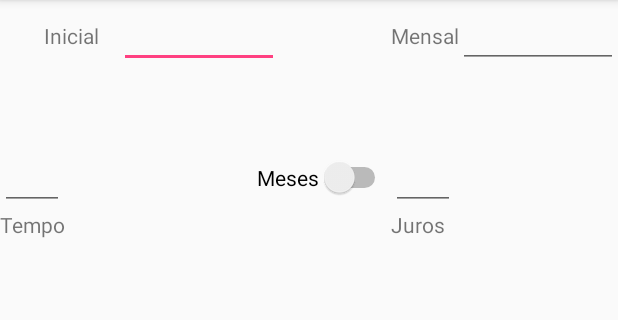
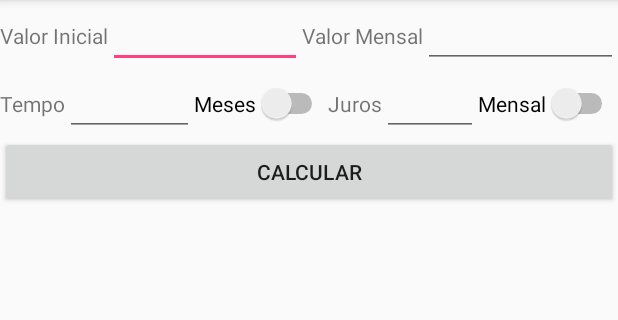
Before and after one commit to gleidsonpr/calculadorajuroscompostos, an Android app: the screen it shows after launch (MainActivity), on a phone screen of 412 x 824 dp, the part 84-404 px from its top. Run offline under Robolectric (Android 15) with nearby library versions, the phone set to English and light mode, and no system bars.

Commit message:
ajustes no layout

```diff
--- a/app/src/main/res/layout/activity_main.xml
+++ b/app/src/main/res/layout/activity_main.xml
@@ -1,122 +1,125 @@
 <?xml version="1.0" encoding="utf-8"?>
-<RelativeLayout xmlns:android="http://schemas.android.com/apk/res/android"
+<LinearLayout xmlns:android="http://schemas.android.com/apk/res/android"
     xmlns:app="http://schemas.android.com/apk/res-auto"
     xmlns:tools="http://schemas.android.com/tools"
     android:layout_width="match_parent"
     android:layout_height="match_parent"
+    android:orientation="vertical"
     tools:context="br.com.viana.gleidson.calculadorajuroscompostos.MainActivity">
+
+    <LinearLayout
+        android:layout_width="match_parent"
+        android:layout_height="wrap_content"
+        android:orientation="horizontal">
 
         <TextView
             android:id="@+id/tvInicial"
             android:layout_width="wrap_content"
             android:layout_height="wrap_content"
-        android:layout_marginLeft="29dp"
-        android:layout_marginStart="29dp"
-        android:text="Inicial"
-        android:layout_alignBaseline="@+id/etInicial"
-        android:layout_alignBottom="@+id/etInicial"
-        android:layout_alignParentLeft="true"
-        android:layout_alignParentStart="true" />
+            android:layout_weight="0"
+            android:text="Valor Inicial" />
 
         <EditText
             android:id="@+id/etInicial"
             android:layout_width="wrap_content"
             android:layout_height="wrap_content"
+            android:layout_weight="1"
             android:ems="5"
-        android:inputType="numberDecimal"
-        android:layout_alignParentTop="true"
-        android:layout_toRightOf="@+id/tvInicial"
-        android:layout_toEndOf="@+id/tvInicial"
-        android:layout_marginLeft="13dp"
-        android:layout_marginStart="13dp" />
+            android:inputType="numberDecimal" />
+
+        <TextView
+            android:id="@+id/tvMensal"
+            android:layout_width="wrap_content"
+            android:layout_height="wrap_content"
+            android:layout_weight="0"
+            android:text="Valor Mensal" />
 
         <EditText
             android:id="@+id/etFinal"
             android:layout_width="wrap_content"
             android:layout_height="wrap_content"
+            android:layout_weight="1"
             android:ems="5"
-        android:inputType="numberDecimal"
-        android:layout_alignParentTop="true"
-        android:layout_alignParentRight="true"
-        android:layout_alignParentEnd="true" />
+            android:inputType="numberDecimal" />
+
+    </LinearLayout>
+
+    <LinearLayout
+        android:layout_width="match_parent"
+        android:layout_height="wrap_content"
+        android:orientation="horizontal">
 
         <TextView
-        android:id="@+id/tvMensal"
+            android:id="@+id/tvTempo"
             android:layout_width="wrap_content"
             android:layout_height="wrap_content"
-        android:text="Mensal"
-        android:layout_alignBaseline="@+id/etFinal"
-        android:layout_alignBottom="@+id/etFinal"
-        android:layout_alignParentRight="true"
-        android:layout_alignParentEnd="true"
-        android:layout_marginRight="106dp"
-        android:layout_marginEnd="106dp" />
+            android:layout_weight="0"
+            android:text="Tempo" />
 
         <EditText
             android:id="@+id/etTempo"
             android:layout_width="wrap_content"
             android:layout_height="wrap_content"
-        android:layout_alignParentLeft="true"
-        android:layout_alignParentStart="true"
-        android:layout_below="@+id/tvInicial"
-        android:layout_marginTop="61dp"
+            android:layout_weight="1"
             android:ems="2"
             android:inputType="number" />
-
-    <TextView
-        android:id="@+id/tvTempo"
-        android:layout_width="wrap_content"
-        android:layout_height="wrap_content"
-        android:layout_alignParentLeft="true"
-        android:layout_alignParentStart="true"
-        android:layout_below="@+id/etTempo"
-        android:text="Tempo" />
 
         <Switch
             android:id="@+id/swTempo"
             android:layout_width="wrap_content"
             android:layout_height="wrap_content"
-        android:layout_alignBaseline="@+id/etTempo"
-        android:layout_alignBottom="@+id/etTempo"
-        android:layout_toLeftOf="@+id/tvMensal"
-        android:layout_toStartOf="@+id/tvMensal"
+            android:layout_weight="0"
             android:checked="false"
             android:text="Meses"
             android:textOff="Meses"
             android:textOn="Anos" />
 
+        <TextView
+            android:id="@+id/tvJuros"
+            android:layout_width="wrap_content"
+            android:layout_height="wrap_content"
+            android:layout_weight="0"
+            android:text="Juros" />
+
         <EditText
             android:id="@+id/etJuros"
             android:layout_width="wrap_content"
             android:layout_height="wrap_content"
-        android:layout_alignTop="@+id/etTempo"
-        android:ems="2"
-        android:inputType="numberDecimal"
-        android:layout_alignLeft="@+id/tvMensal"
-        android:layout_alignStart="@+id/tvMensal" />
-
-    <TextView
-        android:id="@+id/tvJuros"
-        android:layout_width="wrap_content"
-        android:layout_height="wrap_content"
-        android:text="Juros"
-        android:layout_below="@+id/etJuros"
-        android:layout_alignLeft="@+id/etJuros"
-        android:layout_alignStart="@+id/etJuros" />
+            android:layout_weight="0"
+            android:ems="3"
+            android:inputType="numberDecimal" />
 
         <Switch
             android:id="@+id/swTempoJuros"
             android:layout_width="wrap_content"
             android:layout_height="wrap_content"
-        android:layout_alignBottom="@+id/swTempo"
-        android:layout_marginLeft="20dp"
-        android:layout_marginStart="20dp"
-        android:layout_toEndOf="@+id/tvMensal"
-        android:layout_toRightOf="@+id/tvMensal"
+            android:layout_weight="0"
             android:checked="false"
             android:text="Mensal"
             android:textOff="Mensal"
             android:textOn="Anual" />
 
+    </LinearLayout>
 
-</RelativeLayout>
+    <LinearLayout
+        android:layout_width="match_parent"
+        android:layout_height="wrap_content"
+        android:orientation="horizontal">
+
+    </LinearLayout>
+
+    <LinearLayout
+        android:layout_width="match_parent"
+        android:layout_height="wrap_content"
+        android:orientation="horizontal">
+
+        <Button
+            android:id="@+id/button"
+            android:layout_width="wrap_content"
+            android:layout_height="wrap_content"
+            android:layout_weight="1"
+            android:text="Calcular" />
+    </LinearLayout>
+
+
+</LinearLayout>
```
Lines whose indentation alone changed are shown as unchanged.
